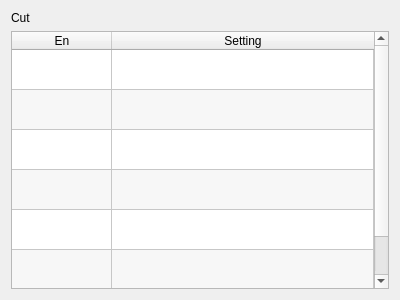
GaussCheng/2-5AxisPunch, file hcinstruction/iccutpage.ui: the form before one commit.
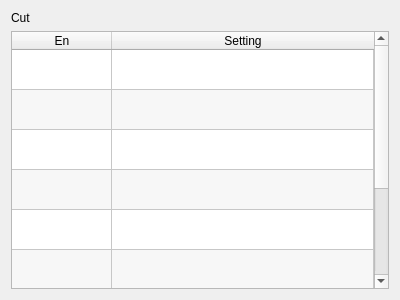
The form after the commit. Icons and pictures are not drawn.

The edit to the form file:
```diff
--- a/hcinstruction/iccutpage.ui
+++ b/hcinstruction/iccutpage.ui
@@ -135,6 +135,16 @@
        <string>Sucker2</string>
       </property>
      </row>
+     <row>
+      <property name="text">
+       <string>X037</string>
+      </property>
+     </row>
+     <row>
+      <property name="text">
+       <string>X023</string>
+      </property>
+     </row>
      <column>
       <property name="text">
        <string>En</string>
@@ -232,6 +242,22 @@
        <string/>
       </property>
      </item>
+     <item row="6" column="0">
+      <property name="text">
+       <string/>
+      </property>
+      <property name="checkState">
+       <enum>Unchecked</enum>
+      </property>
+     </item>
+     <item row="7" column="0">
+      <property name="text">
+       <string/>
+      </property>
+      <property name="checkState">
+       <enum>Unchecked</enum>
+      </property>
+     </item>
     </widget>
    </item>
   </layout>
```
